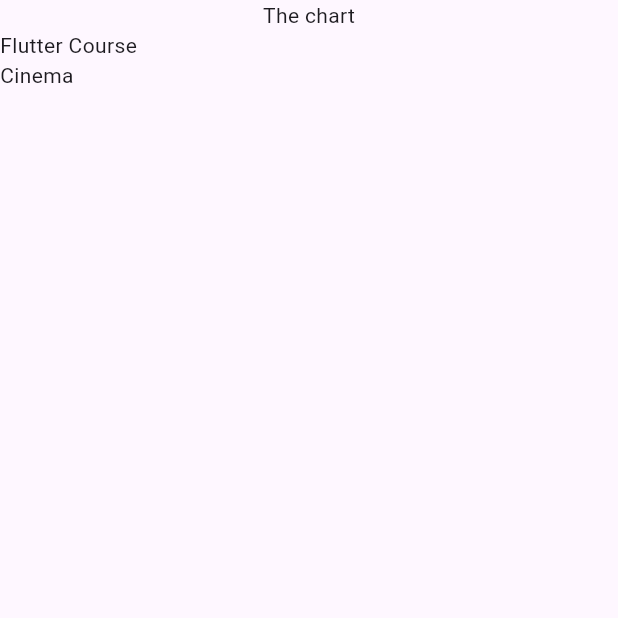
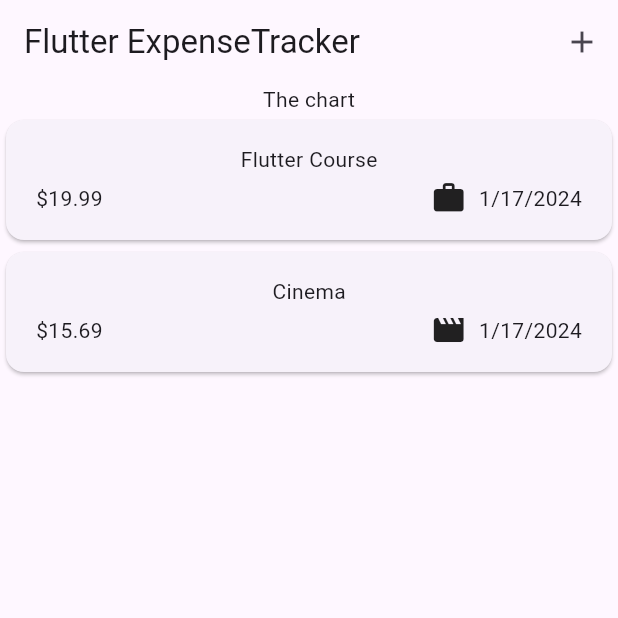
Before and after one commit to Vikas-Gautam-21/Expense_Tracker, a Flutter app: the screen it shows after launch, on a phone screen of 412 x 824 dp, the top half of it. Run offline on Flutter 3.47's test engine with Material 3 defaults, Android fonts, the phone set to English and light mode, and no system bars.

Commit message:
Testing New Feature like adding new expenses

```diff
--- a/lib/models/expense.dart
+++ b/lib/models/expense.dart
@@ -1,8 +1,19 @@
+import 'package:flutter/material.dart';
+import 'package:intl/intl.dart';
 import 'package:uuid/uuid.dart';
+
+final formatter = DateFormat.yMd();
 
 const uuid = Uuid();
 
 enum Category { food, travel, leisure, work }
+
+const categoryIcons = {
+  Category.food: Icons.lunch_dining,
+  Category.travel: Icons.flight_takeoff,
+  Category.leisure: Icons.movie,
+  Category.work: Icons.work,
+};
 
 class Expense {
   Expense({
@@ -17,4 +28,8 @@ class Expense {
   final double amount;
   final DateTime date;
   final Category category;
+
+  String get formattedDate {
+    return formatter.format(date);
+  }
 }
--- a/lib/expenses.dart
+++ b/lib/widgets/expenses.dart
@@ -1,6 +1,7 @@
+import 'package:expense_tracker/widgets/new_expense.dart';
 import 'package:flutter/material.dart';
 
-import 'package:expense_tracker/expenses_list.dart';
+import 'package:expense_tracker/widgets/expenses_list/expenses_list.dart';
 import 'package:expense_tracker/models/expense.dart';
 
 class Expenses extends StatefulWidget {
@@ -28,9 +29,25 @@ class _ExpensesState extends State<Expenses> {
     ),
   ];
 
+  void _openAddExpenseOverlay() {
+    showModalBottomSheet(
+      context: context,
+      builder: (ctx) => const NewExpense(),
+    );
+  }
+
   @override
   Widget build(BuildContext context) {
     return Scaffold(
+      appBar: AppBar(
+        title: const Text('Flutter ExpenseTracker'),
+        actions: [
+          IconButton(
+            onPressed: _openAddExpenseOverlay,
+            icon: const Icon(Icons.add),
+          ),
+        ],
+      ),
       body: Column(
         children: [
           const Text('The chart'),
--- /dev/null
+++ b/lib/widgets/expenses_list/expense_item.dart
@@ -0,0 +1,40 @@
+import 'package:flutter/material.dart';
+
+import 'package:expense_tracker/models/expense.dart';
+
+class ExpenseItem extends StatelessWidget {
+  const ExpenseItem(this.expense, {super.key});
+
+  final Expense expense;
+
+  @override
+  Widget build(BuildContext context) {
+    return Card(
+      child: Padding(
+        padding: const EdgeInsets.symmetric(
+          horizontal: 20,
+          vertical: 16,
+        ),
+        child: Column(
+          children: [
+            Text(expense.title),
+            const SizedBox(height: 4),
+            Row(
+              children: [
+                Text('\$${expense.amount.toStringAsFixed(2)}'),
+                const Spacer(),
+                Row(
+                  children: [
+                    Icon(categoryIcons[expense.category]),
+                    const SizedBox(width: 8),
+                    Text(expense.formattedDate),
+                  ],
+                ),
+              ],
+            ),
+          ],
+        ),
+      ),
+    );
+  }
+}
--- a/lib/expenses_list.dart
+++ b/lib/widgets/expenses_list/expenses_list.dart
@@ -1,5 +1,6 @@
 import 'package:flutter/material.dart';
 
+import 'package:expense_tracker/widgets/expenses_list/expense_item.dart';
 import 'package:expense_tracker/models/expense.dart';
 
 class ExpensesList extends StatelessWidget {
@@ -14,7 +15,7 @@ class ExpensesList extends StatelessWidget {
   Widget build(BuildContext context) {
     return ListView.builder(
       itemCount: expenses.length,
-      itemBuilder: (ctx, index) => Text(expenses[index].title),
+      itemBuilder: (ctx, index) => ExpenseItem(expenses[index]),
     );
   }
 }
--- a/pubspec.yaml
+++ b/pubspec.yaml
@@ -36,6 +36,7 @@ dependencies:
   # Use with the CupertinoIcons class for iOS style icons.
   cupertino_icons: ^1.0.2
   uuid: ^4.3.3
+  intl: ^0.19.0
 
 dev_dependencies:
   flutter_test:
```
Also changed, not shown: lib/main.dart (+4 -3 lines), lib/widgets/new_expense.dart (added, +67 -0 lines), pubspec.lock.
